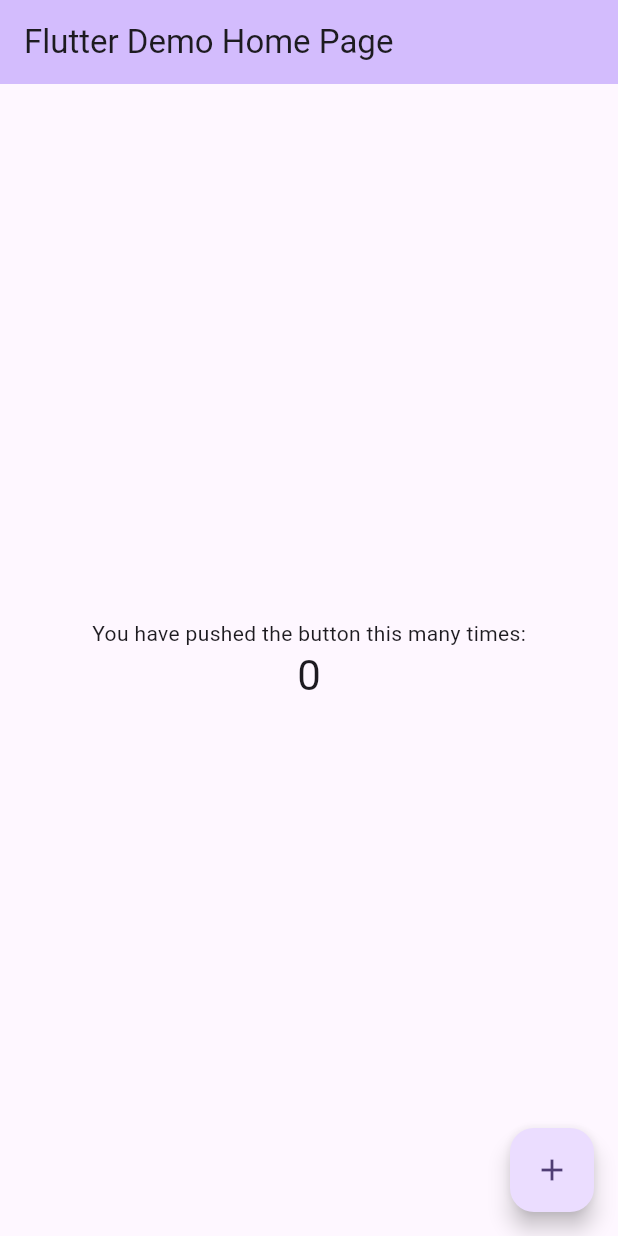
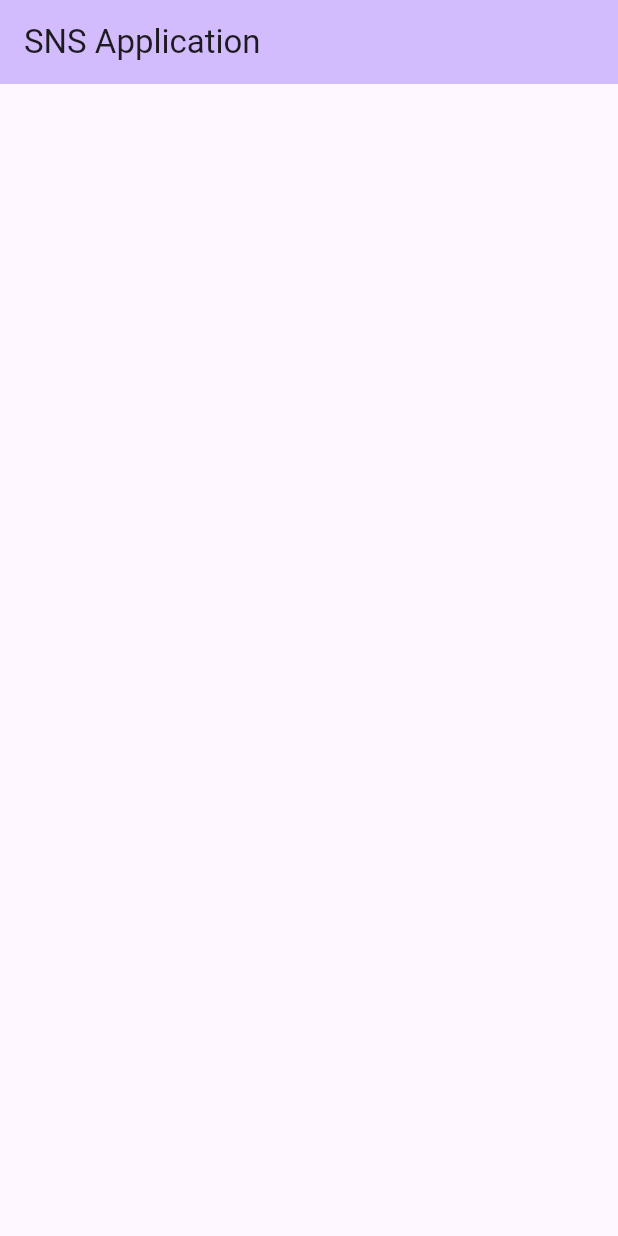
Before and after one commit to ProjKK/IT-project, a Flutter app: the screen it shows after launch, on a phone screen of 412 x 824 dp. Run offline on Flutter 3.47's test engine with Material 2 defaults, Android fonts, the phone set to English and light mode, and no system bars.

Commit message:
clear ui

```diff
--- a/lib/main.dart
+++ b/lib/main.dart
@@ -10,21 +10,20 @@
   @override
   Widget build(BuildContext context) {
     return MaterialApp(
+      debugShowCheckedModeBanner: false,
       title: 'Flutter Demo',
       theme: ThemeData(
 
         colorScheme: ColorScheme.fromSeed(seedColor: Colors.deepPurple),
         useMaterial3: true,
       ),
-      home: const MyHomePage(title: 'Flutter Demo Home Page'),
+      home: const MyHomePage(title: 'SNS Application'),
     );
   }
 }
 
 class MyHomePage extends StatefulWidget {
   const MyHomePage({super.key, required this.title});
-
-
 
   final String title;
 
@@ -35,44 +34,14 @@
 class _MyHomePageState extends State<MyHomePage> {
   int _counter = 0;
 
-  void _incrementCounter() {
-    setState(() {
-
-      _counter++;
-    });
-  }
-
   @override
   Widget build(BuildContext context) {
 
     return Scaffold(
       appBar: AppBar(
-
         backgroundColor: Theme.of(context).colorScheme.inversePrimary,
-
         title: Text(widget.title),
       ),
-      body: Center(
-
-        child: Column(
-
-          mainAxisAlignment: MainAxisAlignment.center,
-          children: <Widget>[
-            const Text(
-              'You have pushed the button this many times:',
-            ),
-            Text(
-              '$_counter',
-              style: Theme.of(context).textTheme.headlineMedium,
-            ),
-          ],
-        ),
-      ),
-      floatingActionButton: FloatingActionButton(
-        onPressed: _incrementCounter,
-        tooltip: 'Increment',
-        child: const Icon(Icons.add),
-      ), // This trailing comma makes auto-formatting nicer for build methods.
     );
   }
 }
```
